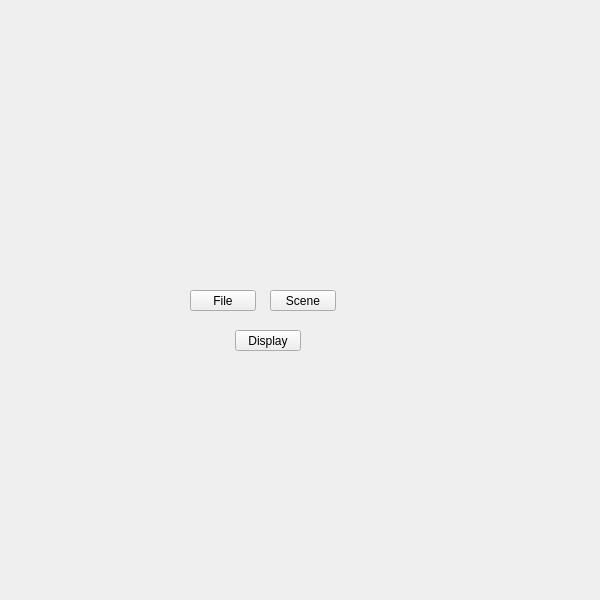
First picture: the form in ui/scene_submenu.ui, repository m3trik/Scripts_portable, before the edit.
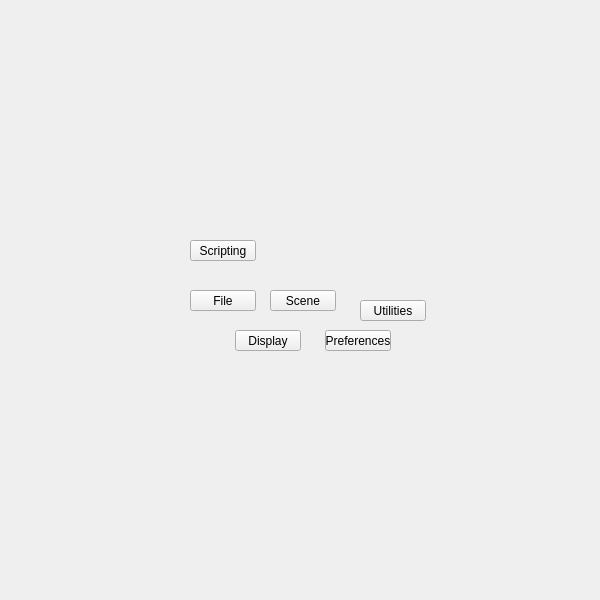
Second picture: the form after the edit.

Diff of the .ui file:
```diff
--- a/ui/scene_submenu.ui
+++ b/ui/scene_submenu.ui
@@ -146,6 +146,96 @@
      <string>Scene</string>
     </property>
    </widget>
+   <widget class="QPushButton" name="i022">
+    <property name="geometry">
+     <rect>
+      <x>325</x>
+      <y>330</y>
+      <width>66</width>
+      <height>21</height>
+     </rect>
+    </property>
+    <property name="minimumSize">
+     <size>
+      <width>0</width>
+      <height>21</height>
+     </size>
+    </property>
+    <property name="maximumSize">
+     <size>
+      <width>66</width>
+      <height>21</height>
+     </size>
+    </property>
+    <property name="toolTip">
+     <string>Preferences</string>
+    </property>
+    <property name="whatsThis">
+     <string>preferences</string>
+    </property>
+    <property name="text">
+     <string>Preferences</string>
+    </property>
+   </widget>
+   <widget class="QPushButton" name="i023">
+    <property name="geometry">
+     <rect>
+      <x>190</x>
+      <y>240</y>
+      <width>66</width>
+      <height>21</height>
+     </rect>
+    </property>
+    <property name="minimumSize">
+     <size>
+      <width>0</width>
+      <height>21</height>
+     </size>
+    </property>
+    <property name="maximumSize">
+     <size>
+      <width>16777215</width>
+      <height>21</height>
+     </size>
+    </property>
+    <property name="whatsThis">
+     <string>scripting</string>
+    </property>
+    <property name="text">
+     <string>Scripting</string>
+    </property>
+   </widget>
+   <widget class="QPushButton" name="i020">
+    <property name="geometry">
+     <rect>
+      <x>360</x>
+      <y>300</y>
+      <width>66</width>
+      <height>21</height>
+     </rect>
+    </property>
+    <property name="minimumSize">
+     <size>
+      <width>0</width>
+      <height>21</height>
+     </size>
+    </property>
+    <property name="maximumSize">
+     <size>
+      <width>16777215</width>
+      <height>21</height>
+     </size>
+    </property>
+    <property name="cursor">
+     <cursorShape>IBeamCursor</cursorShape>
+    </property>
+    <property name="whatsThis">
+     <string>utilities</string>
+    </property>
+    <property name="text">
+     <string>Utilities</string>
+    </property>
+   </widget>
   </widget>
  </widget>
  <resources/>
```
